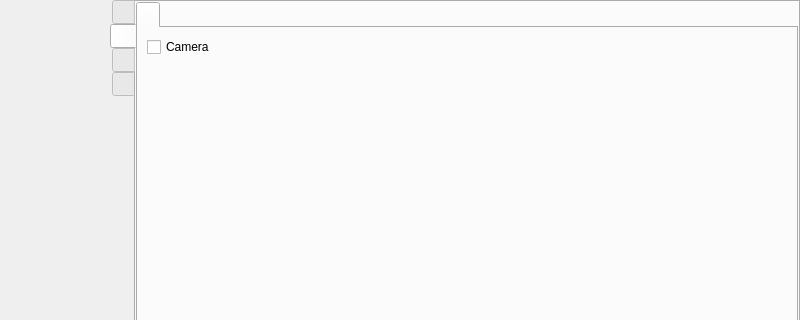
This is src/wayland/formMainWindow_wl.ui in vkohaupt/vokoscreenNG as Qt 5 draws it before an edit; both pictures show x 0 to 800 and y 0 to 320 of the 800 by 514 pixel window. The edited form follows.
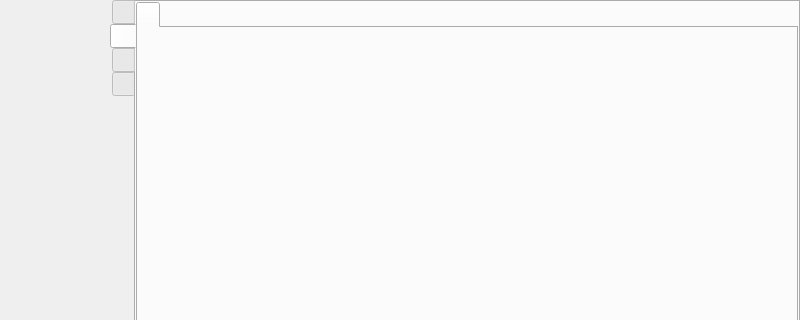
This is the edited form. The open tabs and pages were chosen to show the change. Icons and pictures are not drawn.

Commit message: Wayland: Camera

Diff of the .ui file:
```diff
--- a/src/wayland/formMainWindow_wl.ui
+++ b/src/wayland/formMainWindow_wl.ui
@@ -1782,24 +1782,11 @@
              </attribute>
              <layout class="QVBoxLayout" name="verticalLayout_11">
               <item>
-               <widget class="QCheckBox" name="checkBoxCameraOnOff">
-                <property name="text">
-                 <string>Camera</string>
-                </property>
-               </widget>
-              </item>
-              <item>
-               <spacer name="verticalSpacer_6">
-                <property name="orientation">
-                 <enum>Qt::Vertical</enum>
-                </property>
-                <property name="sizeHint" stdset="0">
-                 <size>
-                  <width>20</width>
-                  <height>40</height>
-                 </size>
-                </property>
-               </spacer>
+               <layout class="QGridLayout" name="gridLayout_3">
+                <item row="0" column="0">
+                 <layout class="QVBoxLayout" name="layoutAllCameras"/>
+                </item>
+               </layout>
               </item>
              </layout>
             </widget>
```
Left out of the diff: 2 changed lines with no effect on the pictures. The commit also changes 6 other files.
